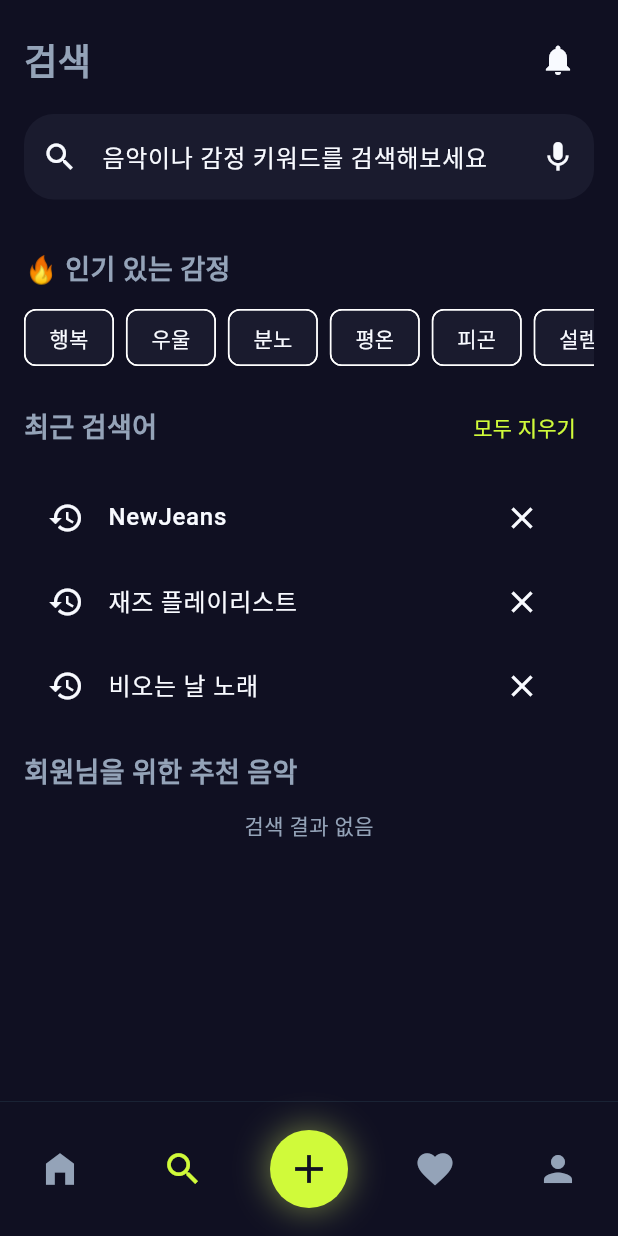
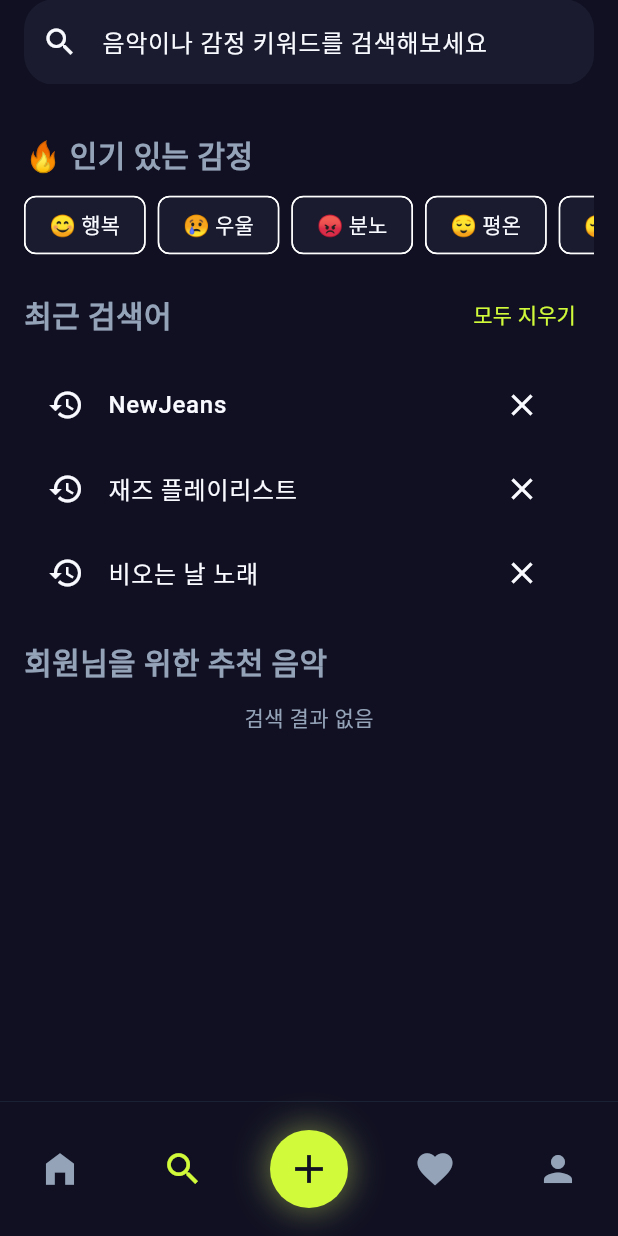
Before and after one commit to Moodic-02-06/Moodic, a Flutter app: the screen it shows once a user with an empty profile is signed in, item 2 of the bottom bar chosen, on a phone screen of 412 x 824 dp. Run offline on Flutter 3.47's test engine with Material 3 defaults, Android fonts, the light colour scheme and no system bars; our stand-ins replace cloud_firestore, firebase_auth, firebase_core, firebase_storage, flutter_riverpod, go_router and 3 more; missing offline and left inert: kakao_flutter_sdk; accounts and stored records are empty; Roboto replaces fonts that are missing (Pretendard).

Commit message:
wip: 구현 전 저장

```diff
--- a/lib/presentation/pages/search_page/search_page.dart
+++ b/lib/presentation/pages/search_page/search_page.dart
@@ -1,4 +1,5 @@
 import 'package:flutter/material.dart';
+import 'package:flutter_moodic/core/theme/fonts.dart';
 import 'package:flutter_moodic/domain/entity/mood_type.dart';
 import 'package:flutter_moodic/presentation/provider/music_provider.dart';
 import 'package:flutter_riverpod/flutter_riverpod.dart';
@@ -22,58 +23,14 @@ class _SearchPageState extends ConsumerState<SearchPage> {
     final musicState = ref.watch(musicProvider);
 
     return Scaffold(
-      body: SafeArea(
-        child: NestedScrollView(
-          headerSliverBuilder: (context, _) {
-            return [
-              SliverAppBar(
-                pinned: true,
-                expandedHeight: 150,
-                backgroundColor: Theme.of(context).scaffoldBackgroundColor,
-
-                flexibleSpace: FlexibleSpaceBar(
-                  background: Padding(
-                    padding: const EdgeInsets.all(16),
-
-                    child: Column(
-                      crossAxisAlignment: CrossAxisAlignment.start,
-
-                      children: [
-                        /// 타이틀 + 알림
-                        Row(
-                          mainAxisAlignment: MainAxisAlignment.spaceBetween,
-
-                          children: [
-                            const Text(
-                              '검색',
-                              style: TextStyle(
-                                fontSize: 24,
-                                fontWeight: FontWeight.bold,
-                              ),
-                            ),
-
-                            IconButton(
-                              icon: const Icon(Icons.notifications),
-                              onPressed: () {},
-                            ),
-                          ],
-                        ),
-
-                        const SizedBox(height: 12),
-
-                        /// 검색창
-                        TextField(
+      appBar: AppBar(
+        title: TextField(
           controller: _controller,
 
           decoration: InputDecoration(
             hintText: '음악이나 감정 키워드를 검색해보세요',
 
             prefixIcon: const Icon(Icons.search),
-
-                            suffixIcon: IconButton(
-                              icon: const Icon(Icons.mic),
-                              onPressed: () {},
-                            ),
 
             filled: true,
 
@@ -85,15 +42,7 @@ class _SearchPageState extends ConsumerState<SearchPage> {
 
           onSubmitted: (_) => _search(),
         ),
-                      ],
       ),
-                  ),
-                ),
-              ),
-            ];
-          },
-
-          /// 메인 Body
       body: ListView(
         padding: const EdgeInsets.only(bottom: 100),
 
@@ -106,12 +55,11 @@ class _SearchPageState extends ConsumerState<SearchPage> {
               crossAxisAlignment: CrossAxisAlignment.start,
 
               children: [
+                const SizedBox(height: 16),
+
                 const Text(
                   '🔥 인기 있는 감정',
-                      style: TextStyle(
-                        fontSize: 18,
-                        fontWeight: FontWeight.bold,
-                      ),
+                  style: AppTextStyles.titlePrimary20w600,
                 ),
 
                 const SizedBox(height: 12),
@@ -127,7 +75,7 @@ class _SearchPageState extends ConsumerState<SearchPage> {
                         padding: const EdgeInsets.only(right: 8),
 
                         child: ChoiceChip(
-                              label: Text(mood.label),
+                          label: Text('${mood.emoji} ${mood.label}'),
 
                           selected: selectedMood == mood,
 
@@ -161,10 +109,7 @@ class _SearchPageState extends ConsumerState<SearchPage> {
                   children: [
                     const Text(
                       '최근 검색어',
-                          style: TextStyle(
-                            fontSize: 18,
-                            fontWeight: FontWeight.bold,
-                          ),
+                      style: AppTextStyles.titlePrimary20w600,
                     ),
 
                     TextButton(
@@ -216,10 +161,7 @@ class _SearchPageState extends ConsumerState<SearchPage> {
               children: [
                 const Text(
                   '회원님을 위한 추천 음악',
-                      style: TextStyle(
-                        fontSize: 18,
-                        fontWeight: FontWeight.bold,
-                      ),
+                  style: AppTextStyles.titlePrimary20w600,
                 ),
 
                 const SizedBox(height: 12),
@@ -272,8 +214,6 @@ class _SearchPageState extends ConsumerState<SearchPage> {
           ),
         ],
       ),
-        ),
-      ),
     );
   }
 
```
Lines whose indentation alone changed are shown as unchanged.
